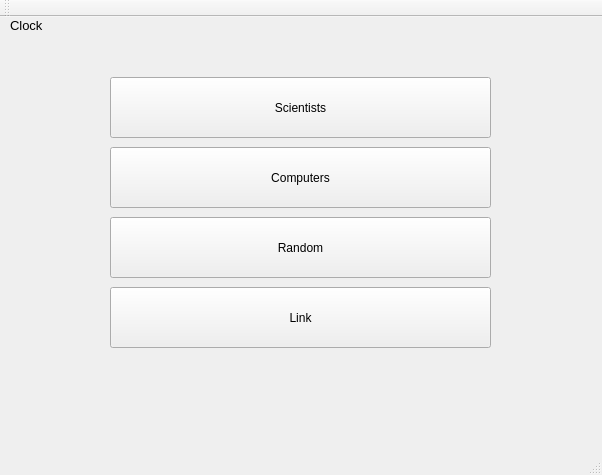
The window that EndurvinnslustöðATeam/Skil3/mainwindow.ui (trunti/verklegtn-m) describes before a commit, drawn with Qt 5.
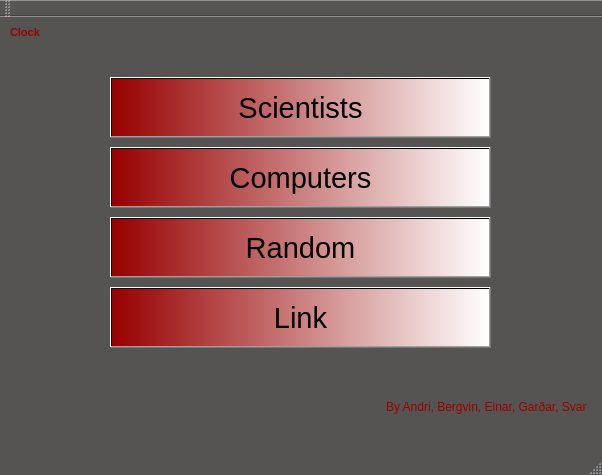
The same window after the commit. Icons and pictures are not drawn.

Commit message: Innlit útlit Vala Matt

Patch:
```diff
--- a/EndurvinnslustöðATeam/Skil3/mainwindow.ui
+++ b/EndurvinnslustöðATeam/Skil3/mainwindow.ui
@@ -10,6 +10,70 @@
     <height>475</height>
    </rect>
   </property>
+  <property name="palette">
+   <palette>
+    <active>
+     <colorrole role="Base">
+      <brush brushstyle="SolidPattern">
+       <color alpha="255">
+        <red>255</red>
+        <green>255</green>
+        <blue>255</blue>
+       </color>
+      </brush>
+     </colorrole>
+     <colorrole role="Window">
+      <brush brushstyle="SolidPattern">
+       <color alpha="255">
+        <red>85</red>
+        <green>84</green>
+        <blue>82</blue>
+       </color>
+      </brush>
+     </colorrole>
+    </active>
+    <inactive>
+     <colorrole role="Base">
+      <brush brushstyle="SolidPattern">
+       <color alpha="255">
+        <red>255</red>
+        <green>255</green>
+        <blue>255</blue>
+       </color>
+      </brush>
+     </colorrole>
+     <colorrole role="Window">
+      <brush brushstyle="SolidPattern">
+       <color alpha="255">
+        <red>85</red>
+        <green>84</green>
+        <blue>82</blue>
+       </color>
+      </brush>
+     </colorrole>
+    </inactive>
+    <disabled>
+     <colorrole role="Base">
+      <brush brushstyle="SolidPattern">
+       <color alpha="255">
+        <red>85</red>
+        <green>84</green>
+        <blue>82</blue>
+       </color>
+      </brush>
+     </colorrole>
+     <colorrole role="Window">
+      <brush brushstyle="SolidPattern">
+       <color alpha="255">
+        <red>85</red>
+        <green>84</green>
+        <blue>82</blue>
+       </color>
+      </brush>
+     </colorrole>
+    </disabled>
+   </palette>
+  </property>
   <property name="windowTitle">
    <string>MainWindow</string>
   </property>
@@ -27,8 +91,16 @@
       <height>61</height>
      </rect>
     </property>
+    <property name="font">
+     <font>
+      <pointsize>22</pointsize>
+     </font>
+    </property>
     <property name="autoFillBackground">
-     <bool>true</bool>
+     <bool>false</bool>
+    </property>
+    <property name="styleSheet">
+     <string notr="true">background-color: qlineargradient(spread:pad, x1:0, y1:0, x2:1, y2:0, stop:0 rgba(151, 0, 0, 255), stop:1 rgba(255, 255, 255, 255));</string>
     </property>
     <property name="text">
      <string>Scientists</string>
@@ -43,6 +115,14 @@
       <height>61</height>
      </rect>
     </property>
+    <property name="font">
+     <font>
+      <pointsize>22</pointsize>
+     </font>
+    </property>
+    <property name="styleSheet">
+     <string notr="true">background-color: qlineargradient(spread:pad, x1:0, y1:0, x2:1, y2:0, stop:0 rgba(151, 0, 0, 255), stop:1 rgba(255, 255, 255, 255));</string>
+    </property>
     <property name="text">
      <string>Computers</string>
     </property>
@@ -56,6 +136,15 @@
       <height>61</height>
      </rect>
     </property>
+    <property name="font">
+     <font>
+      <pointsize>22</pointsize>
+     </font>
+    </property>
+    <property name="styleSheet">
+     <string notr="true">background-color: qlineargradient(spread:pad, x1:0, y1:0, x2:1, y2:0, stop:0 rgba(151, 0, 0, 255), stop:1 rgba(255, 255, 255, 255));
+</string>
+    </property>
     <property name="text">
      <string>Random</string>
     </property>
@@ -69,6 +158,14 @@
       <height>61</height>
      </rect>
     </property>
+    <property name="font">
+     <font>
+      <pointsize>22</pointsize>
+     </font>
+    </property>
+    <property name="styleSheet">
+     <string notr="true">background-color: qlineargradient(spread:pad, x1:0, y1:0, x2:1, y2:0, stop:0 rgba(151, 0, 0, 255), stop:1 rgba(255, 255, 255, 255));</string>
+    </property>
     <property name="text">
      <string>Link</string>
     </property>
@@ -78,19 +175,43 @@
      <rect>
       <x>10</x>
       <y>0</y>
-      <width>81</width>
-      <height>16</height>
+      <width>101</width>
+      <height>31</height>
      </rect>
     </property>
     <property name="font">
      <font>
-      <pointsize>10</pointsize>
+      <family>MS Shell Dlg 2</family>
+      <pointsize>8</pointsize>
+      <weight>75</weight>
+      <italic>false</italic>
+      <bold>true</bold>
      </font>
     </property>
+    <property name="styleSheet">
+     <string notr="true">color: rgb(156, 0, 0);
+</string>
+    </property>
     <property name="text">
      <string>Clock</string>
     </property>
    </widget>
+   <widget class="QLabel" name="Creator">
+    <property name="geometry">
+     <rect>
+      <x>386</x>
+      <y>380</y>
+      <width>201</width>
+      <height>20</height>
+     </rect>
+    </property>
+    <property name="styleSheet">
+     <string notr="true">color: rgb(156, 0, 0);</string>
+    </property>
+    <property name="text">
+     <string>By Andri, Bergvin, Einar, Garðar, Svanur</string>
+    </property>
+   </widget>
   </widget>
   <widget class="QMenuBar" name="menuBar">
    <property name="geometry">
```
